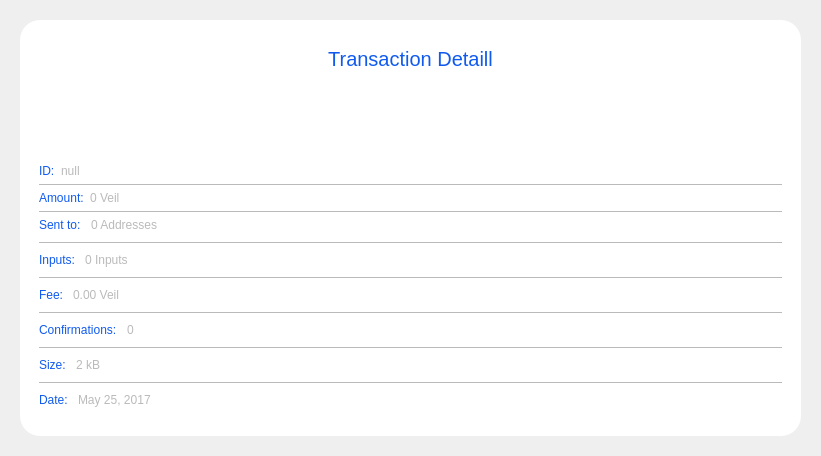
First picture: the form in src/qt/veil/forms/transactiondetaildialog.ui, repository Veil-Project/veil, before the edit.
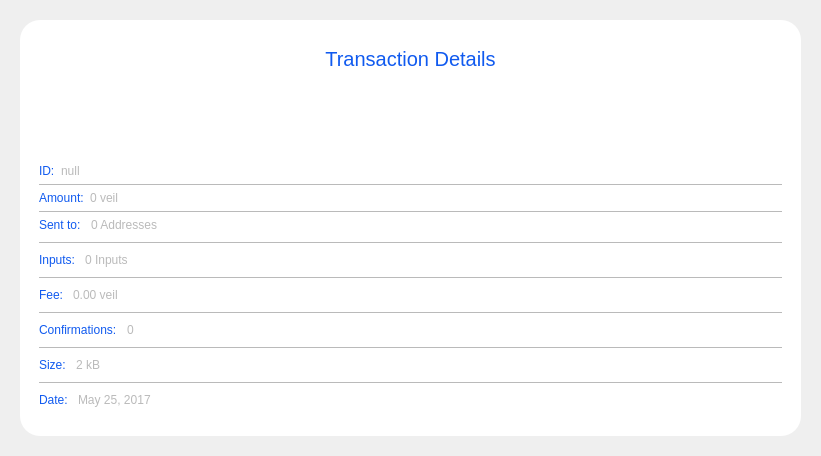
Second picture: the form after the edit. Icons and pictures are not drawn.

Diff of the .ui file:
```diff
--- a/src/qt/veil/forms/transactiondetaildialog.ui
+++ b/src/qt/veil/forms/transactiondetaildialog.ui
@@ -79,7 +79,7 @@
 padding-left:30px;</string>
           </property>
           <property name="text">
-           <string>Transaction Detaill</string>
+           <string>Transaction Details</string>
           </property>
           <property name="alignment">
            <set>Qt::AlignCenter</set>
@@ -209,7 +209,7 @@
         <item>
          <widget class="QLabel" name="textAmount">
           <property name="text">
-           <string>0 Veil</string>
+           <string>0 veil</string>
           </property>
          </widget>
         </item>
@@ -433,7 +433,7 @@
            <item>
             <widget class="QLabel" name="textFee">
              <property name="text">
-              <string>0.00 Veil</string>
+              <string>0.00 veil</string>
              </property>
             </widget>
            </item>
```
